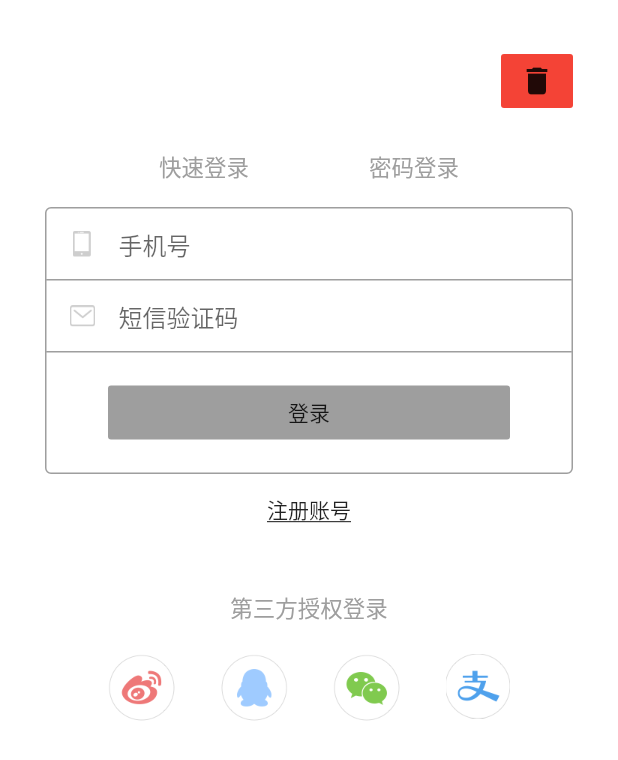
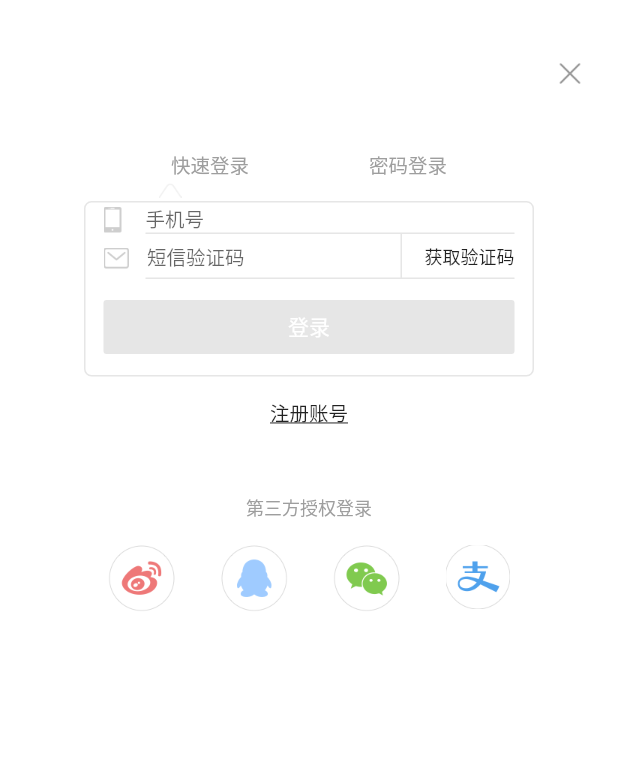
Before and after one commit to yyydddzzz/ymatou_demo, a Flutter app: the YMTLoginPage screen opened by its route, on a phone screen of 412 x 824 dp. Shown: the top 760 px of the screen. Run offline on Flutter 3.47's test engine with Material 2 defaults, Android fonts, the light colour scheme and no system bars; our stand-ins replace bloc, device_info, dio, equatable, flutter_bloc, flutter_swiper; network calls fail.

Commit message:
登陆页面UI

```diff
--- a/lib/common/ymt_asset_path.dart
+++ b/lib/common/ymt_asset_path.dart
@@ -34,3 +34,4 @@ const String login_sina = 'assets/user_login/login_sina.png';
 const String login_qq = 'assets/user_login/login_qq.png';
 const String login_weixin = 'assets/user_login/login_weixin.png';
 const String login_ali = 'assets/user_login/login_ali.png';
+const String ic_prod_auth_dialog_delete = 'assets/user_login/ic_prod_auth_dialog_delete.png';
--- a/lib/my/pages/ymt_login_page.dart
+++ b/lib/my/pages/ymt_login_page.dart
@@ -17,6 +17,8 @@ class YMTLoginPage extends StatelessWidget {
                 Wrap(
                   spacing: 80,
                   children: <Widget>[
+                    Column(
+                      children: <Widget>[
                         GestureDetector(
                           onTap: () {},
                           child: Text(
@@ -24,10 +26,12 @@ class YMTLoginPage extends StatelessWidget {
                             style: TextStyle(
                               color: Colors.grey,
                               decoration: TextDecoration.none,
-                          fontSize: 15,
+                              fontSize: 13,
                               fontWeight: FontWeight.normal
                             ),
                           ),
+                        ),
+                      ],
                     ),
                     GestureDetector(
                       onTap: () {},
@@ -36,43 +40,97 @@ class YMTLoginPage extends StatelessWidget {
                         style: TextStyle(
                           color: Colors.grey,
                           decoration: TextDecoration.none,
-                          fontSize: 15,
+                          fontSize: 13,
                           fontWeight: FontWeight.normal
                         ),
                       ),
                     ),
                   ],
                 ),
-                SizedBox(height: 16,),
+                SizedBox(height: 15,),
                 Container(
-                  width: MediaQuery.of(context).size.width - 60,
+                  width: 300,
                   decoration: BoxDecoration(
-                    borderRadius: BorderRadius.all(Radius.circular(4.0)),
-                    border: Border.all(width: 1, color: Colors.grey),
+                    border: Border.all(width: 1, color: Color(0xffe6e6e6)),
+                    borderRadius: BorderRadius.circular(5),
                   ),
                   child: Column(
                     children: <Widget>[
-                      TextField(
-                        decoration: InputDecoration(
-                          prefixIcon: Image.asset(ic_mobile, height: 25, width: 25),
+                      Container(
+                        decoration: UnderlineTabIndicator(
+                          borderSide: BorderSide(width: 1, color: Color(0xffe6e6e6)),
+                          insets: EdgeInsets.only(left: 40, right: 12)
+                        ),
+                        child: Row(
+                          children: <Widget>[
+                            Container(
+                              padding: EdgeInsets.only(left: 12, top: 3, right: 15),
+                              child: Image.asset(ic_mobile),
+                            ),
+                            Container(
+                              width: 200,
+                              child: TextField(
+                                style: TextStyle(fontSize: 15),
+                                decoration: InputDecoration.collapsed(
                                   hintText: '手机号',
+                                  hintStyle: TextStyle(fontSize: 13),
                                 ),
                               ),
-                      TextField(
-                        decoration: InputDecoration(
-                          prefixIcon: Image.asset(ic_message, height: 25, width: 25),
+                            )
+                          ],
+                        ),
+                      ),
+                      Container(
+                        decoration: UnderlineTabIndicator(
+                          borderSide: BorderSide(width: 1, color: Color(0xffe6e6e6)),
+                          insets: EdgeInsets.only(left: 40, right: 12)
+                        ),
+                        child: Row(
+                          children: <Widget>[
+                            Container(
+                              padding: EdgeInsets.only(left: 12, top: 3, right: 12),
+                              child: Image.asset(ic_message),
+                            ),
+                            Expanded(
+                              child: TextField(
+                                style: TextStyle(fontSize: 15),
+                                decoration: InputDecoration.collapsed(
                                   hintText: '短信验证码',
+                                  hintStyle: TextStyle(fontSize: 13),
+                                ),
+                              ),
+                            ),
+                            Container(
+                              height: 30,
+                              decoration: BoxDecoration(
+                                border: Border(left: BorderSide(width: 1, color: Color(0xffe6e6e6)))
+                              ),
+                              padding: EdgeInsets.only(left: 3),
+                              child: FlatButton(
+                                onPressed: () {},
+                                child: Text(
+                                  '获取验证码',
+                                  style: TextStyle(
+                                    fontSize: 12,
+                                    color: Colors.black87
+                                  ),
+                                ),
+                              ),
+                            )
+                          ],
                         ),
                       ),
                       Container(
                         width: 300,
-                        padding: EdgeInsets.all(16),
+                        padding: EdgeInsets.only(left: 12, top: 8, right: 12, bottom: 8),
                         child: FlatButton(
-                          color: Colors.grey,
+                          color: Color(0xffe6e6e6),
                           onPressed: () {},
                           child: Text(
                             '登录',
-
+                            style: TextStyle(
+                              color: Colors.white
+                            ),
                           ),
                         ),
                       )
@@ -84,7 +142,8 @@ class YMTLoginPage extends StatelessWidget {
                   child: Text(
                     '注册账号',
                     style: TextStyle(
-                      decoration: TextDecoration.underline
+                      decoration: TextDecoration.underline,
+                      fontSize: 13
                     ),
                   ),
                 ),
@@ -94,11 +153,11 @@ class YMTLoginPage extends StatelessWidget {
                   style: TextStyle(
                     color: Colors.grey,
                     decoration: TextDecoration.none,
-                    fontSize: 15,
+                    fontSize: 12,
                     fontWeight: FontWeight.normal
                   ),
                 ),
-                SizedBox(height: 20,),
+                SizedBox(height: 16,),
                 Wrap(
                   spacing: 30,
                   children: <Widget>[
@@ -107,17 +166,23 @@ class YMTLoginPage extends StatelessWidget {
                     Image.asset(login_weixin),
                     Image.asset(login_ali),
                   ],
-                )
+                ),
               ],
             ),
           ),
           Positioned(
-            top: 30,
-            right: 30,
+            top: 120,
+            left: 106,
+            child: Image.asset(ic_login_indicator,),
+          ),
+          Positioned(
+            top: 25,
+            right: 8,
             child: FlatButton(
-              color: Colors.red,
-              onPressed: () {},
-              child: Icon(Icons.delete),
+              onPressed: () {
+                Navigator.of(context).pop();
+              },
+              child: Image.asset(ic_prod_auth_dialog_delete, width: 15, height: 15,),
             ),
           ),
         ],
--- a/pubspec.yaml
+++ b/pubspec.yaml
@@ -90,6 +90,7 @@ flutter:
     - assets/user_login/login_qq.png
     - assets/user_login/login_weixin.png
     - assets/user_login/login_ali.png
+    - assets/user_login/ic_prod_auth_dialog_delete.png
 
   # An image asset can refer to one or more resolution-specific "variants", see
   # https://flutter.dev/assets-and-images/#resolution-aware.
```
Also changed, not shown: assets/user_login/2.0x/ic_login_indicator.png (renamed from assets/user_login/ic_login_indicator.png), assets/user_login/ic_prod_auth_dialog_delete.png (added). Lines whose indentation alone changed are shown as unchanged.
